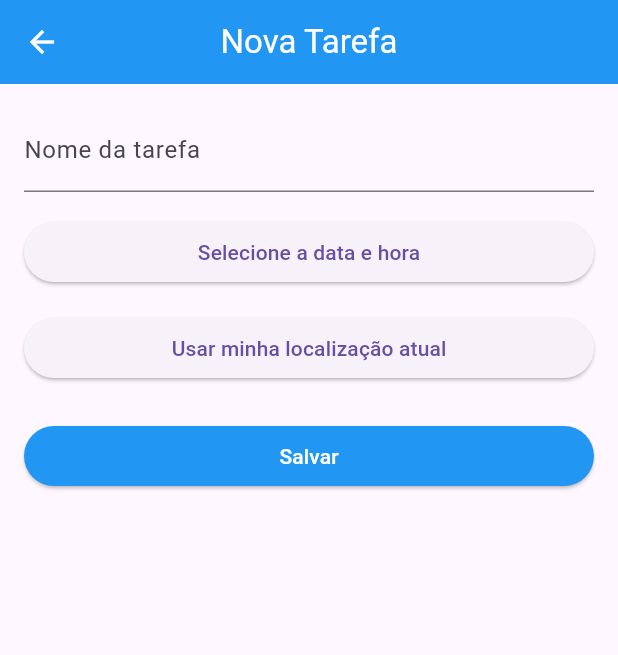
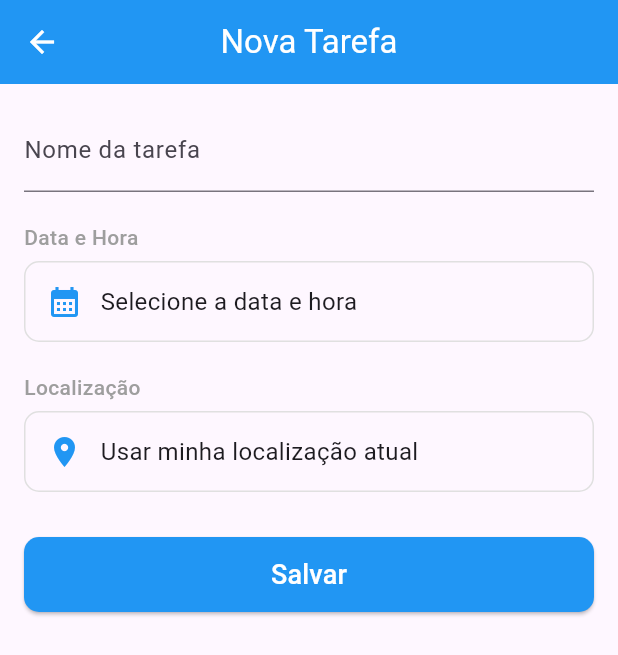
Before and after one commit to BrenoLeiriaoNeto/lista_de_tarefas, a Flutter app: the screen it shows after launch, after a tap on the "add" icon, on a phone screen of 412 x 824 dp. Shown: the top 655 px of the screen. Run offline on Flutter 3.47's test engine with Material 3 defaults, Android fonts, the phone set to English and light mode, and no system bars; our stand-ins replace geocoding, geolocator.

Commit message:
feat(implement-tasks): UI tweaks on create and update forms

```diff
--- /dev/null
+++ b/lib/core/widgets/form_field_button.dart
@@ -0,0 +1,62 @@
+import 'package:flutter/material.dart';
+
+class FormFieldButton extends StatelessWidget {
+  final String label;
+  final String value;
+  final IconData icon;
+  final VoidCallback onTap;
+  final bool loading;
+
+  const FormFieldButton({
+    super.key,
+    required this.label,
+    required this.value,
+    required this.icon,
+    required this.onTap,
+    this.loading = false,
+  });
+
+  @override
+  Widget build(BuildContext context) {
+    return Column(
+      crossAxisAlignment: CrossAxisAlignment.start,
+      children: [
+        Text(
+          label,
+          style: const TextStyle(
+            fontSize: 14,
+            color: Colors.grey,
+            fontWeight: .w500,
+          ),
+        ),
+        const SizedBox(height: 6),
+        InkWell(
+          borderRadius: .circular(8),
+          onTap: loading ? null : onTap,
+          child: Container(
+            padding: const EdgeInsets.symmetric(vertical: 14, horizontal: 14),
+            decoration: BoxDecoration(
+              borderRadius: .circular(10),
+              border: .all(color: Colors.grey.shade300),
+            ),
+            child: Row(
+              children: [
+                Icon(icon, color: Colors.blue),
+                const SizedBox(width: 12),
+                Expanded(
+                  child: loading
+                      ? const SizedBox(
+                          height: 20,
+                          width: 20,
+                          child: CircularProgressIndicator(strokeWidth: 2),
+                        )
+                      : Text(value, style: TextStyle(fontSize: 16)),
+                ),
+              ],
+            ),
+          ),
+        ),
+      ],
+    );
+  }
+}
--- a/lib/features/tasks/presentation/widgets/task_form.dart
+++ b/lib/features/tasks/presentation/widgets/task_form.dart
@@ -39,90 +39,64 @@ class _TaskFormState extends State<TaskForm> {
             validator: (value) =>
                 value == null || value.isEmpty ? "Campo obrigatório" : null,
           ),
-          const SizedBox(height: 16),
+          const SizedBox(height: 20),
 
-          ElevatedButton(onPressed: _pickDateTime, child: Text(dateFormatted)),
+          FormFieldButton(
+            label: "Data e Hora",
+            value: dateFormatted,
+            icon: Icons.calendar_month,
+            onTap: () async {
+              final result = await pickDateTime(
+                context: context,
+                initialDate: _dataHora ?? DateTime.now(),
+              );
 
-          const SizedBox(height: 16),
-
-          ElevatedButton(
-            onPressed: _isLoadingLocation ? null : _pickLocation,
-            child: _isLoadingLocation
-                ? const SizedBox(
-                    height: 20,
-                    width: 20,
-                    child: CircularProgressIndicator(
-                      strokeWidth: 2,
-                      color: Colors.white,
-                    ),
-                  )
-                : Text(locationFormatted),
+              if (result != null) {
+                setState(() => _dataHora = result);
+              }
+            },
           ),
 
-          const SizedBox(height: 24),
+          const SizedBox(height: 20),
 
-          ElevatedButton(
-            onPressed: _submit,
-            style: ButtonStyle(
-              backgroundColor: WidgetStatePropertyAll(Colors.blue),
-              foregroundColor: WidgetStatePropertyAll(Colors.white),
+          FormFieldButton(
+            label: "Localização",
+            value: locationFormatted,
+            icon: Icons.location_on,
+            loading: _isLoadingLocation,
+            onTap: () async {
+              setState(() => _isLoadingLocation = true);
+
+              final result = await pickLocation(
+                context: context,
+                locationService: _locationService,
+              );
+
+              if (result != null) {
+                setState(() => _localizacao = result);
+              }
+
+              setState(() => _isLoadingLocation = false);
+            },
+          ),
+
+          const SizedBox(height: 30),
+
+          SizedBox(
+            height: 50,
+            child: ElevatedButton(
+              onPressed: _submit,
+              style: ElevatedButton.styleFrom(
+                backgroundColor: Colors.blue,
+                foregroundColor: Colors.white,
+                shape: RoundedRectangleBorder(borderRadius: .circular(10)),
+              ),
+              child: const Text("Salvar", style: TextStyle(fontSize: 18)),
             ),
-            child: const Text("Salvar"),
           ),
         ],
       ),
     );
-  }
-
-  Future<void> _pickDateTime() async {
-    final date = await showDatePicker(
-      context: context,
-      initialDate: DateTime.now(),
-      firstDate: DateTime(2000),
-      lastDate: DateTime(2100),
-      locale: const Locale('pt', 'BR'),
-    );
-
-    if (date == null) return;
-
-    final time = await showTimePicker(
-      context: context,
-      initialTime: TimeOfDay.now(),
-    );
-
-    if (time == null) return;
-
-    setState(() {
-      _dataHora = DateTime(
-        date.year,
-        date.month,
-        date.day,
-        time.hour,
-        time.minute,
-      );
-    });
-  }
-
-  Future<void> _pickLocation() async {
-    setState(() => _isLoadingLocation = true);
-    try {
-      final pos = await _locationService.getCurrentLocation();
-      final address = await _locationService.getAddressFromLocation(pos);
-
-      setState(() {
-        _localizacao = GeoLocation(
-          pos.latitude,
-          pos.longitude,
-          address: address,
-        );
-      });
-    } catch (e) {
-      ScaffoldMessenger.of(context).showSnackBar(
-        SnackBar(content: Text("Não foi possível obter a localização: $e")),
-      );
-    } finally {
-      setState(() => _isLoadingLocation = false);
-    }
   }
 
   void _submit() {
--- a/lib/features/tasks/tasks_features.dart
+++ b/lib/features/tasks/tasks_features.dart
@@ -18,3 +18,4 @@ export '../../core/services/brazil_date_format.dart';
 export '../../core/widgets/app_layout.dart';
 export '../../core/widgets/show_delete_confirmation.dart';
 export '../../core/widgets/details_field.dart';
+export '../../core/widgets/form_field_button.dart';
```
Also changed, not shown: lib/features/tasks/presentation/widgets/task_update_form.dart (+28 -21 lines).
